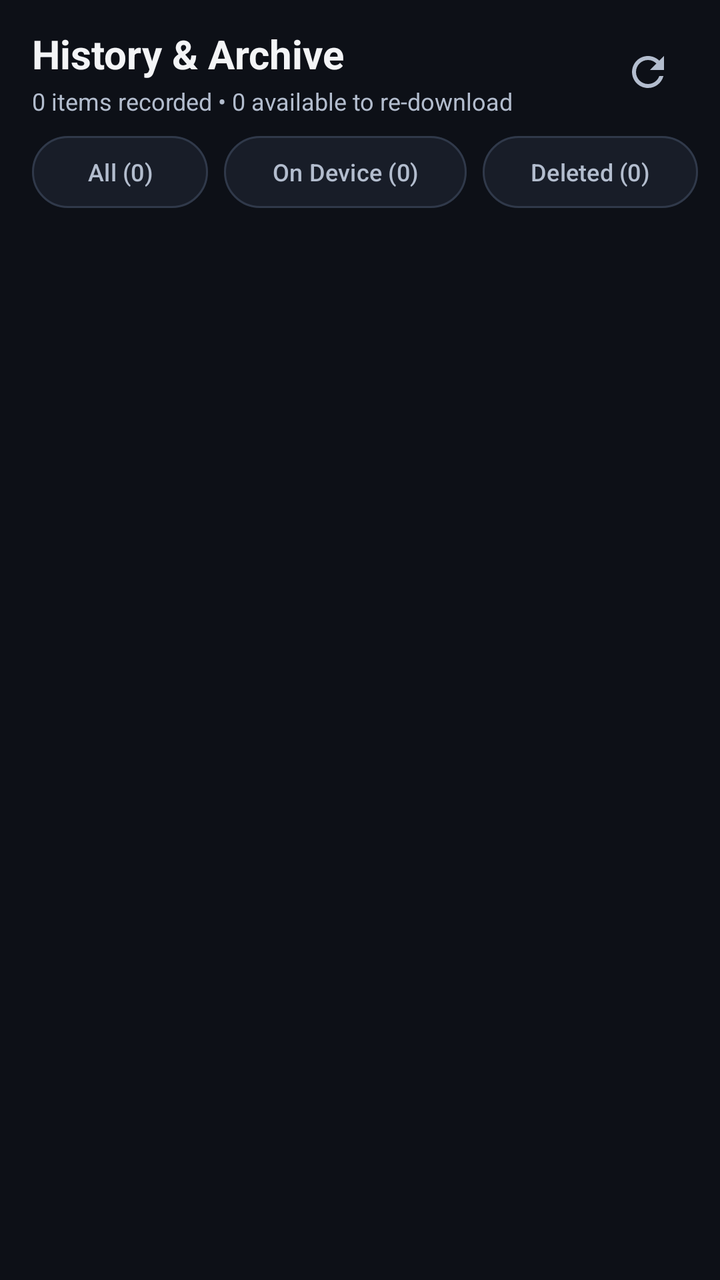
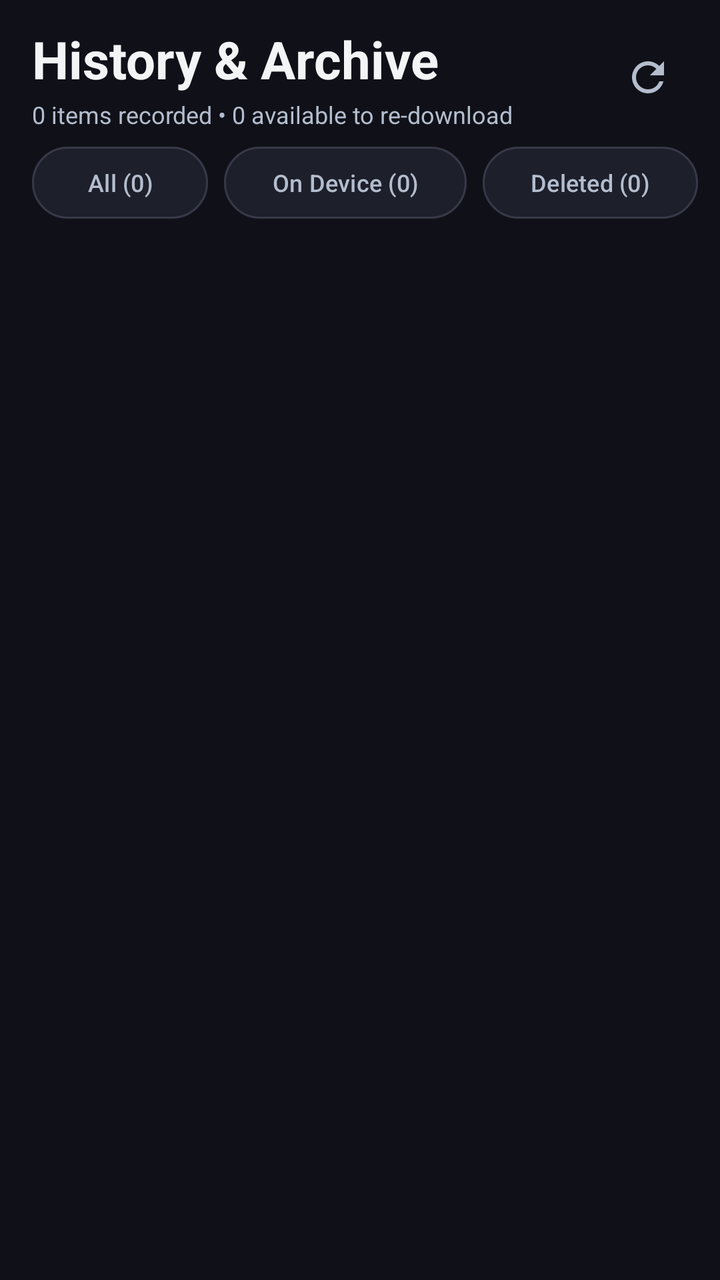

Two renders of the same Android screen: before a commit and after it. Below are the layout's source before the change and the commit's diff.
<!-- AndroidManifest.xml: application theme Theme.InstaSave -->
<!-- res/layout/fragment_history.xml -->
<?xml version="1.0" encoding="utf-8"?>
<androidx.constraintlayout.widget.ConstraintLayout
    xmlns:android="http://schemas.android.com/apk/res/android"
    xmlns:app="http://schemas.android.com/apk/res-auto"
    xmlns:tools="http://schemas.android.com/tools"
    android:id="@+id/rootHistoryLayout"
    android:layout_width="match_parent"
    android:layout_height="match_parent"
    android:background="@color/bg_dark">

    
    <LinearLayout
        android:id="@+id/historyTopBar"
        android:layout_width="0dp"
        android:layout_height="wrap_content"
        android:orientation="horizontal"
        android:gravity="center_vertical"
        android:paddingStart="16dp"
        android:paddingEnd="12dp"
        android:paddingTop="12dp"
        android:paddingBottom="8dp"
        app:layout_constraintTop_toTopOf="parent"
        app:layout_constraintStart_toStartOf="parent"
        app:layout_constraintEnd_toEndOf="parent">

        <LinearLayout
            android:layout_width="0dp"
            android:layout_height="wrap_content"
            android:layout_weight="1"
            android:orientation="vertical">

            <TextView
                android:layout_width="wrap_content"
                android:layout_height="wrap_content"
                android:text="History &amp; Archive"
                android:textColor="@color/text_primary"
                android:textSize="20sp"
                android:textStyle="bold" />

            <TextView
                android:id="@+id/tvHistoryHeaderSummary"
                android:layout_width="wrap_content"
                android:layout_height="wrap_content"
                android:text="0 items recorded • 0 available to re-download"
                android:textColor="@color/text_secondary"
                android:textSize="12sp"
                android:layout_marginTop="2dp" />
        </LinearLayout>

        
        <ImageButton
            android:id="@+id/btnHistoryRefresh"
            android:layout_width="48dp"
            android:layout_height="48dp"
            android:padding="12dp"
            android:background="?android:attr/selectableItemBackgroundBorderless"
            android:src="@drawable/ic_refresh"
            app:tint="@color/text_secondary"
            android:contentDescription="Reconcile MediaStore" />
    </LinearLayout>

    
    <HorizontalScrollView
        android:id="@+id/scrollHistoryFilters"
        android:layout_width="0dp"
        android:layout_height="wrap_content"
        android:scrollbars="none"
        android:paddingStart="16dp"
        android:paddingEnd="16dp"
        android:paddingBottom="8dp"
        android:clipToPadding="false"
        app:layout_constraintTop_toBottomOf="@id/historyTopBar"
        app:layout_constraintStart_toStartOf="parent"
        app:layout_constraintEnd_toEndOf="parent">

        <LinearLayout
            android:layout_width="wrap_content"
            android:layout_height="wrap_content"
            android:orientation="horizontal">

            <com.google.android.material.button.MaterialButton
                android:id="@+id/chipFilterAll"
                style="@style/Widget.Material3.Button.OutlinedButton"
                android:layout_width="wrap_content"
                android:layout_height="36dp"
                android:minHeight="0dp"
                android:text="All (0)"
                android:textSize="12sp"
                android:insetTop="0dp"
                android:insetBottom="0dp"
                android:layout_marginEnd="8dp"
                app:cornerRadius="18dp"
                app:strokeColor="@color/card_stroke"
                app:strokeWidth="1dp"
                android:textColor="@color/text_secondary"
                app:backgroundTint="@color/card_bg" />

            <com.google.android.material.button.MaterialButton
                android:id="@+id/chipFilterOnDevice"
                style="@style/Widget.Material3.Button.OutlinedButton"
                android:layout_width="wrap_content"
                android:layout_height="36dp"
                android:minHeight="0dp"
                android:text="On Device (0)"
                android:textSize="12sp"
                android:insetTop="0dp"
                android:insetBottom="0dp"
                android:layout_marginEnd="8dp"
                app:cornerRadius="18dp"
                app:strokeColor="@color/card_stroke"
                app:strokeWidth="1dp"
                android:textColor="@color/text_secondary"
                app:backgroundTint="@color/card_bg" />

            <com.google.android.material.button.MaterialButton
                android:id="@+id/chipFilterDeleted"
                style="@style/Widget.Material3.Button.OutlinedButton"
                android:layout_width="wrap_content"
                android:layout_height="36dp"
                android:minHeight="0dp"
                android:text="Deleted (0)"
                android:textSize="12sp"
                android:insetTop="0dp"
                android:insetBottom="0dp"
                app:cornerRadius="18dp"
                app:strokeColor="@color/card_stroke"
                app:strokeWidth="1dp"
                android:textColor="@color/text_secondary"
                app:backgroundTint="@color/card_bg" />
        </LinearLayout>
    </HorizontalScrollView>

    
    <androidx.recyclerview.widget.RecyclerView
        android:id="@+id/rvHistoryList"
        android:layout_width="0dp"
        android:layout_height="0dp"
        android:clipToPadding="false"
        android:paddingTop="4dp"
        android:paddingBottom="16dp"
        app:layout_constraintTop_toBottomOf="@id/scrollHistoryFilters"
        app:layout_constraintBottom_toBottomOf="parent"
        app:layout_constraintStart_toStartOf="parent"
        app:layout_constraintEnd_toEndOf="parent"
        tools:listitem="@layout/item_history_card" />

    
    <ProgressBar
        android:id="@+id/pbHistoryLoading"
        android:layout_width="36dp"
        android:layout_height="36dp"
        android:indeterminateTint="@color/insta_pink"
        android:visibility="gone"
        app:layout_constraintTop_toBottomOf="@id/scrollHistoryFilters"
        app:layout_constraintBottom_toBottomOf="parent"
        app:layout_constraintStart_toStartOf="parent"
        app:layout_constraintEnd_toEndOf="parent" />

    
    <LinearLayout
        android:id="@+id/layoutEmptyHistory"
        android:layout_width="0dp"
        android:layout_height="0dp"
        android:orientation="vertical"
        android:gravity="center"
        android:padding="32dp"
        android:visibility="gone"
        app:layout_constraintTop_toBottomOf="@id/scrollHistoryFilters"
        app:layout_constraintBottom_toBottomOf="parent"
        app:layout_constraintStart_toStartOf="parent"
        app:layout_constraintEnd_toEndOf="parent">

        <ImageView
            android:layout_width="56dp"
            android:layout_height="56dp"
            android:src="@drawable/ic_history"
            app:tint="@color/text_secondary"
            android:alpha="0.4"
            android:contentDescription="Empty" />

        <TextView
            android:id="@+id/tvEmptyHistoryTitle"
            android:layout_width="wrap_content"
            android:layout_height="wrap_content"
            android:text="No Records Found"
            android:textColor="@color/text_primary"
            android:textSize="16sp"
            android:textStyle="bold"
            android:layout_marginTop="16dp" />

        <TextView
            android:id="@+id/tvEmptyHistoryDescription"
            android:layout_width="wrap_content"
            android:layout_height="wrap_content"
            android:text="No saved Instagram media in your history yet."
            android:textColor="@color/text_secondary"
            android:textSize="13sp"
            android:textAlignment="center"
            android:layout_marginTop="6dp" />

        <com.google.android.material.button.MaterialButton
            android:id="@+id/btnAddLink"
            android:layout_width="wrap_content"
            android:layout_height="48dp"
            android:minHeight="48dp"
            android:layout_marginTop="20dp"
            android:text="Download Media"
            android:textSize="13sp"
            android:textStyle="bold"
            app:cornerRadius="24dp"
            app:backgroundTint="@color/insta_pink"
            android:textColor="@color/white" />
    </LinearLayout>

</androidx.constraintlayout.widget.ConstraintLayout>
<!-- res/layout/item_history_card.xml (included above) -->
<?xml version="1.0" encoding="utf-8"?>
<com.google.android.material.card.MaterialCardView
    xmlns:android="http://schemas.android.com/apk/res/android"
    xmlns:app="http://schemas.android.com/apk/res-auto"
    xmlns:tools="http://schemas.android.com/tools"
    android:layout_width="match_parent"
    android:layout_height="wrap_content"
    android:layout_marginStart="14dp"
    android:layout_marginEnd="14dp"
    android:layout_marginTop="5dp"
    android:layout_marginBottom="5dp"
    app:cardCornerRadius="16dp"
    app:cardElevation="0dp"
    app:strokeWidth="1dp"
    app:strokeColor="@color/card_stroke"
    app:cardBackgroundColor="@color/card_bg"
    android:clickable="true"
    android:focusable="true">

    <androidx.constraintlayout.widget.ConstraintLayout
        android:layout_width="match_parent"
        android:layout_height="wrap_content"
        android:padding="14dp">

        
        <FrameLayout
            android:id="@+id/flThumbnailContainer"
            android:layout_width="72dp"
            android:layout_height="72dp"
            android:background="@drawable/bg_history_thumb"
            android:clipToOutline="true"
            app:layout_constraintTop_toTopOf="parent"
            app:layout_constraintStart_toStartOf="parent">

            <ImageView
                android:id="@+id/ivHistoryThumbnail"
                android:layout_width="match_parent"
                android:layout_height="match_parent"
                android:scaleType="centerCrop"
                android:contentDescription="Thumbnail" />

            
            <ImageView
                android:id="@+id/ivHistoryTypeIcon"
                android:layout_width="20dp"
                android:layout_height="20dp"
                android:layout_gravity="bottom|end"
                android:layout_margin="3dp"
                android:background="#CC000000"
                android:padding="3dp"
                android:src="@drawable/ic_image"
                app:tint="@color/white"
                android:contentDescription="Type" />

            
            <ImageView
                android:id="@+id/ivDeletedBadge"
                android:layout_width="20dp"
                android:layout_height="20dp"
                android:layout_gravity="top|start"
                android:layout_margin="3dp"
                android:background="#CC000000"
                android:padding="3dp"
                android:src="@drawable/ic_cloud_download"
                app:tint="@color/insta_coral"
                android:visibility="gone"
                android:contentDescription="Deleted from local storage" />
        </FrameLayout>

        
        <TextView
            android:id="@+id/tvHistoryTitle"
            android:layout_width="0dp"
            android:layout_height="wrap_content"
            android:layout_marginStart="14dp"
            android:text="\@creator"
            android:textColor="@color/text_primary"
            android:textSize="14sp"
            android:textStyle="bold"
            android:maxLines="1"
            android:ellipsize="middle"
            app:layout_constraintTop_toTopOf="@id/flThumbnailContainer"
            app:layout_constraintStart_toEndOf="@id/flThumbnailContainer"
            app:layout_constraintEnd_toEndOf="parent" />

        
        <TextView
            android:id="@+id/tvHistorySubtitle"
            android:layout_width="0dp"
            android:layout_height="wrap_content"
            android:layout_marginTop="2dp"
            android:text="Carousel • 12 photos • 20.1 MB"
            android:textColor="@color/text_secondary"
            android:textSize="12sp"
            android:maxLines="1"
            android:ellipsize="end"
            app:layout_constraintTop_toBottomOf="@id/tvHistoryTitle"
            app:layout_constraintStart_toStartOf="@id/tvHistoryTitle"
            app:layout_constraintEnd_toEndOf="parent" />

        
        <TextView
            android:id="@+id/tvHistoryDate"
            android:layout_width="0dp"
            android:layout_height="wrap_content"
            android:layout_marginTop="2dp"
            android:text="Saved on Nov 04, 2026 • shortcode"
            android:textColor="#888899"
            android:textSize="11sp"
            android:maxLines="1"
            app:layout_constraintTop_toBottomOf="@id/tvHistorySubtitle"
            app:layout_constraintStart_toStartOf="@id/tvHistoryTitle"
            app:layout_constraintEnd_toEndOf="parent" />

        
        <LinearLayout
            android:id="@+id/layoutStatusBadge"
            android:layout_width="wrap_content"
            android:layout_height="wrap_content"
            android:orientation="horizontal"
            android:gravity="center_vertical"
            android:layout_marginTop="4dp"
            android:paddingStart="8dp"
            android:paddingEnd="10dp"
            android:paddingTop="3dp"
            android:paddingBottom="3dp"
            android:background="#1B2B20"
            app:layout_constraintTop_toBottomOf="@id/tvHistoryDate"
            app:layout_constraintStart_toStartOf="@id/tvHistoryTitle">

            <View
                android:id="@+id/dotStatus"
                android:layout_width="6dp"
                android:layout_height="6dp"
                android:background="@drawable/dot_indicator" />

            <TextView
                android:id="@+id/tvStatusText"
                android:layout_width="wrap_content"
                android:layout_height="wrap_content"
                android:layout_marginStart="6dp"
                android:text="On Device • Ready"
                android:textColor="@color/status_green"
                android:textSize="11sp"
                android:textStyle="bold"
                android:maxLines="1" />
        </LinearLayout>

        
        <androidx.constraintlayout.widget.Barrier
            android:id="@+id/barrierTopSection"
            android:layout_width="wrap_content"
            android:layout_height="wrap_content"
            app:barrierDirection="bottom"
            app:constraint_referenced_ids="flThumbnailContainer,layoutStatusBadge" />

        
        <ViewStub
            android:id="@+id/stubDownloadProgress"
            android:layout_width="0dp"
            android:layout_height="wrap_content"
            android:layout_marginTop="6dp"
            android:layout="@layout/view_stub_download_progress"
            android:inflatedId="@+id/layoutDownloadProgress"
            app:layout_constraintTop_toBottomOf="@id/barrierTopSection"
            app:layout_constraintStart_toStartOf="parent"
            app:layout_constraintEnd_toEndOf="parent" />

        
        <com.google.android.material.button.MaterialButton
            android:id="@+id/btnOpenInstagram"
            style="@style/Widget.Material3.Button.TextButton"
            android:layout_width="wrap_content"
            android:layout_height="36dp"
            android:minHeight="0dp"
            android:layout_marginTop="8dp"
            android:text="View Post ↗"
            android:textSize="12sp"
            android:textColor="@color/insta_pink"
            android:insetTop="0dp"
            android:insetBottom="0dp"
            android:paddingStart="4dp"
            android:paddingEnd="8dp"
            app:layout_constraintTop_toBottomOf="@id/stubDownloadProgress"
            app:layout_constraintBottom_toBottomOf="parent"
            app:layout_constraintStart_toStartOf="parent" />

        
        <ProgressBar
            android:id="@+id/pbRedownload"
            android:layout_width="24dp"
            android:layout_height="24dp"
            android:layout_marginEnd="8dp"
            android:indeterminateTint="@color/insta_pink"
            android:visibility="gone"
            app:layout_constraintTop_toTopOf="@id/btnOpenInstagram"
            app:layout_constraintBottom_toBottomOf="@id/btnOpenInstagram"
            app:layout_constraintEnd_toStartOf="@id/btnViewMedia" />

        
        <com.google.android.material.button.MaterialButton
            android:id="@+id/btnViewMedia"
            style="@style/Widget.Material3.Button.TonalButton"
            android:layout_width="wrap_content"
            android:layout_height="36dp"
            android:minHeight="0dp"
            android:text="View Media"
            android:textSize="12sp"
            android:textStyle="bold"
            android:textColor="@color/text_primary"
            app:backgroundTint="@color/card_stroke"
            android:insetTop="0dp"
            android:insetBottom="0dp"
            android:paddingStart="14dp"
            android:paddingEnd="14dp"
            android:visibility="visible"
            app:layout_constraintTop_toTopOf="@id/btnOpenInstagram"
            app:layout_constraintBottom_toBottomOf="@id/btnOpenInstagram"
            app:layout_constraintEnd_toStartOf="@id/btnMoreOptions" />

        
        <com.google.android.material.button.MaterialButton
            android:id="@+id/btnRedownload"
            style="@style/Widget.Material3.Button"
            android:layout_width="wrap_content"
            android:layout_height="36dp"
            android:minHeight="0dp"
            android:text="☁  Re-download"
            android:textSize="12sp"
            android:textStyle="bold"
            android:textColor="@color/white"
            app:backgroundTint="@color/insta_pink"
            android:insetTop="0dp"
            android:insetBottom="0dp"
            android:paddingStart="14dp"
            android:paddingEnd="14dp"
            android:visibility="gone"
            app:layout_constraintTop_toTopOf="@id/btnOpenInstagram"
            app:layout_constraintBottom_toBottomOf="@id/btnOpenInstagram"
            app:layout_constraintEnd_toStartOf="@id/btnMoreOptions" />

        
        <ImageButton
            android:id="@+id/btnMoreOptions"
            android:layout_width="48dp"
            android:layout_height="48dp"
            android:padding="12dp"
            android:layout_marginStart="4dp"
            android:src="@drawable/ic_more_vert"
            app:tint="@color/text_secondary"
            android:background="?android:attr/selectableItemBackgroundBorderless"
            android:contentDescription="Options"
            app:layout_constraintTop_toTopOf="@id/btnOpenInstagram"
            app:layout_constraintBottom_toBottomOf="@id/btnOpenInstagram"
            app:layout_constraintEnd_toEndOf="parent" />

    </androidx.constraintlayout.widget.ConstraintLayout>

</com.google.android.material.card.MaterialCardView>
<!-- res/layout/view_stub_download_progress.xml (included above) -->
<?xml version="1.0" encoding="utf-8"?>
<LinearLayout
    xmlns:android="http://schemas.android.com/apk/res/android"
    android:id="@+id/layoutDownloadProgress"
    android:layout_width="match_parent"
    android:layout_height="wrap_content"
    android:orientation="vertical"
    android:paddingStart="2dp"
    android:paddingEnd="2dp"
    android:layout_marginTop="8dp">

    <LinearLayout
        android:layout_width="match_parent"
        android:layout_height="wrap_content"
        android:orientation="horizontal"
        android:gravity="center_vertical">

        <TextView
            android:id="@+id/tvProgressMessage"
            android:layout_width="0dp"
            android:layout_height="wrap_content"
            android:layout_weight="1"
            android:text="Re-downloading..."
            android:textColor="@color/insta_pink"
            android:textSize="12sp"
            android:textStyle="bold"
            android:maxLines="1"
            android:ellipsize="end" />

        <TextView
            android:id="@+id/tvProgressPercent"
            android:layout_width="wrap_content"
            android:layout_height="wrap_content"
            android:text="0%"
            android:textColor="@color/text_primary"
            android:textSize="12sp"
            android:textStyle="bold"
            android:layout_marginStart="8dp" />
    </LinearLayout>

    <ProgressBar
        android:id="@+id/pbHistoryHorizontal"
        style="?android:attr/progressBarStyleHorizontal"
        android:layout_width="match_parent"
        android:layout_height="6dp"
        android:layout_marginTop="4dp"
        android:progressTint="@color/insta_pink"
        android:progressBackgroundTint="#33FFFFFF"
        android:max="100"
        android:progress="0" />
</LinearLayout>
<!-- resources referenced by this layout -->
<resources>
  <color name="bg_dark">#0D1017</color>
  <color name="card_bg">#181D28</color>
  <color name="card_stroke">#30394A</color>
  <color name="insta_coral">#FD1D1D</color>
  <color name="insta_pink">#E1306C</color>
  <color name="status_green">#10B981</color>
  <color name="text_primary">#F3F4F6</color>
  <color name="text_secondary">#B3BDCE</color>
  <color name="white">#FFFFFFFF</color>
  <!-- drawable bg_history_thumb (drawable) -->
  <?xml version="1.0" encoding="utf-8"?>
  <shape xmlns:android="http://schemas.android.com/apk/res/android"
      android:shape="rectangle">
      <solid android:color="#20202A" />
      <corners android:radius="12dp" />
  </shape>
  <!-- drawable dot_indicator (drawable) -->
  <?xml version="1.0" encoding="utf-8"?>
  <shape xmlns:android="http://schemas.android.com/apk/res/android"
      android:shape="oval">
      <solid android:color="@color/status_green" />
      <size
          android:width="10dp"
          android:height="10dp" />
  </shape>
  <!-- drawable ic_cloud_download (drawable) -->
  <?xml version="1.0" encoding="utf-8"?>
  <vector xmlns:android="http://schemas.android.com/apk/res/android"
      android:width="24dp"
      android:height="24dp"
      android:viewportWidth="24"
      android:viewportHeight="24">
      <path
          android:fillColor="#E1306C"
          android:pathData="M19.35,10.04C18.67,6.59 15.64,4 12,4 9.11,4 6.6,5.64 5.35,8.04 2.34,8.36 0,10.91 0,14c0,3.31 2.69,6 6,6h13c2.76,0 5,-2.24 5,-5 0,-2.64 -2.05,-4.78 -4.65,-4.96zM17,13l-5,5 -5,-5h3V9h4v4h3z" />
  </vector>
  <!-- drawable ic_image (drawable) -->
  <?xml version="1.0" encoding="utf-8"?>
  <vector xmlns:android="http://schemas.android.com/apk/res/android"
      android:width="24dp"
      android:height="24dp"
      android:viewportWidth="24"
      android:viewportHeight="24">
      <path
          android:fillColor="#E0E0E0"
          android:pathData="M21,19V5c0,-1.1 -0.9,-2 -2,-2H5c-1.1,0 -2,0.9 -2,2v14c0,1.1 0.9,2 2,2h14c1.1,0 2,-0.9 2,-2zM8.5,13.5l2.5,3.01L14.5,12l4.5,6H5l3.5,-4.5z" />
  </vector>
  <!-- drawable ic_more_vert (drawable) -->
  <vector xmlns:android="http://schemas.android.com/apk/res/android"
      android:width="24dp"
      android:height="24dp"
      android:viewportWidth="24"
      android:viewportHeight="24">
      <path
          android:fillColor="#FFFFFFFF"
          android:pathData="M12,8c1.1,0 2,-0.9 2,-2s-0.9,-2 -2,-2 -2,0.9 -2,2 0.9,2 2,2zM12,10c-1.1,0 -2,0.9 -2,2s0.9,2 2,2 2,-0.9 2,-2 -0.9,-2 -2,-2zM12,16c-1.1,0 -2,0.9 -2,2s0.9,2 2,2 2,-0.9 2,-2 -0.9,-2 -2,-2z"/>
  </vector>
  <style name="Theme.InstaSave" parent="Theme.Material3.Dark.NoActionBar">
          
          <item name="colorPrimary">@color/insta_pink</item>
          <item name="colorOnPrimary">@color/white</item>
          <item name="colorAccent">@color/insta_coral</item>
  
          
          <item name="colorSecondaryContainer">#2E1E38</item>
          <item name="colorOnSecondaryContainer">@color/insta_pink</item>
  
          
          <item name="android:colorBackground">@color/bg_dark</item>
          <item name="colorSurface">@color/bg_dark</item>
          <item name="colorSurfaceContainer">@color/card_bg</item>
          <item name="colorOnSurface">@color/text_primary</item>
          <item name="colorOnSurfaceVariant">@color/text_secondary</item>
          <item name="colorOutline">@color/card_stroke</item>
  
          
          <item name="bottomNavigationStyle">@style/Widget.InstaSave.BottomNav</item>
      </style>
  <style name="Widget.InstaSave.BottomNav" parent="Widget.Material3.BottomNavigationView">
          <item name="itemActiveIndicatorStyle">@style/Widget.InstaSave.BottomNav.Indicator</item>
      </style>
  <style name="Widget.InstaSave.BottomNav.Indicator" parent="Widget.Material3.BottomNavigationView.ActiveIndicator">
          <item name="android:color">#2E1E38</item>
          <item name="android:width">56dp</item>
          <item name="android:height">32dp</item>
      </style>
  <!-- unchanged entries left out for length: 2 -->
</resources>

<!-- the commit's change to res/layout/fragment_history.xml (unified diff, before → after) -->
@@ -34,7 +34,7 @@
                 android:layout_height="wrap_content"
                 android:text="History &amp; Archive"
                 android:textColor="@color/text_primary"
-                android:textSize="20sp"
+                android:textSize="26sp"
                 android:textStyle="bold" />
 
             <TextView
<!-- resource entries referenced after the edit -->
@@ -1,10 +1,10 @@
 <!-- resources referenced by this layout -->
 <resources>
-  <color name="bg_dark">#0D1017</color>
-  <color name="card_bg">#181D28</color>
-  <color name="card_stroke">#30394A</color>
-  <color name="insta_coral">#FD1D1D</color>
-  <color name="insta_pink">#E1306C</color>
+  <color name="bg_dark">#101118</color>
+  <color name="card_bg">#1D1F2A</color>
+  <color name="card_stroke">#373948</color>
+  <color name="insta_coral">#938DFF</color>
+  <color name="insta_pink">#AAA6FF</color>
   <color name="status_green">#10B981</color>
   <color name="text_primary">#F3F4F6</color>
   <color name="text_secondary">#B3BDCE</color>
@@ -60,11 +60,12 @@
   <style name="Theme.InstaSave" parent="Theme.Material3.Dark.NoActionBar">
           
           <item name="colorPrimary">@color/insta_pink</item>
-          <item name="colorOnPrimary">@color/white</item>
+          <item name="android:statusBarColor">@color/bg_dark</item>
+          <item name="colorOnPrimary">@color/bg_dark</item>
           <item name="colorAccent">@color/insta_coral</item>
   
           
-          <item name="colorSecondaryContainer">#2E1E38</item>
+          <item name="colorSecondaryContainer">#37344E</item>
           <item name="colorOnSecondaryContainer">@color/insta_pink</item>
   
           
@@ -82,7 +83,7 @@
           <item name="itemActiveIndicatorStyle">@style/Widget.InstaSave.BottomNav.Indicator</item>
       </style>
   <style name="Widget.InstaSave.BottomNav.Indicator" parent="Widget.Material3.BottomNavigationView.ActiveIndicator">
-          <item name="android:color">#2E1E38</item>
+          <item name="android:color">#37344E</item>
           <item name="android:width">56dp</item>
           <item name="android:height">32dp</item>
       </style>
